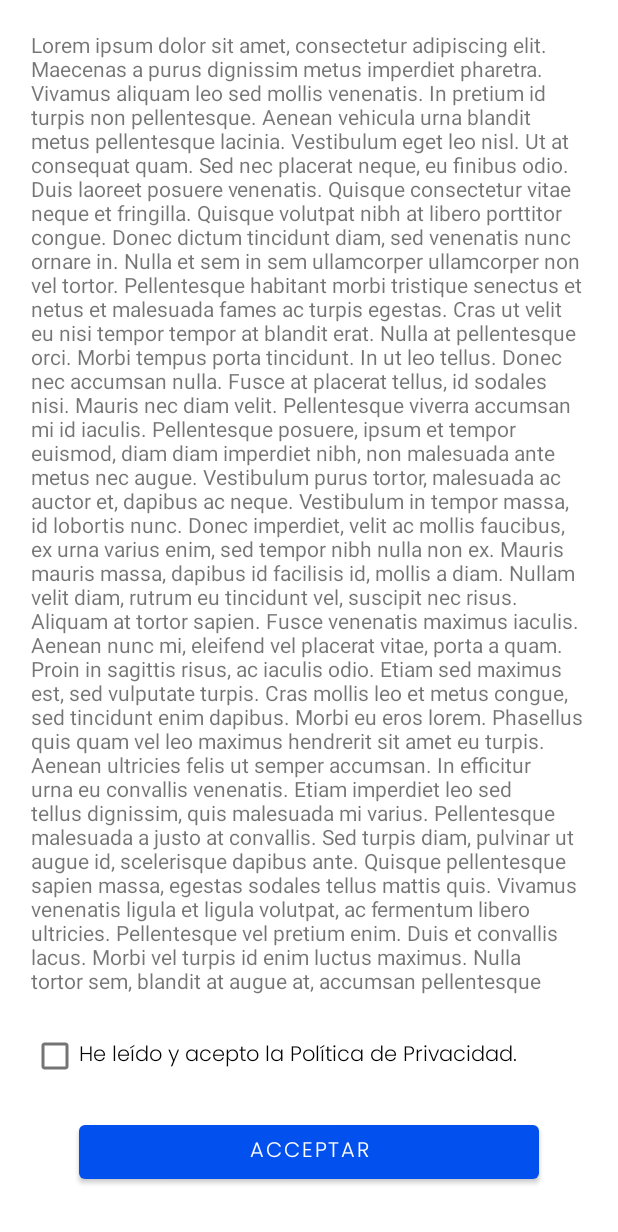
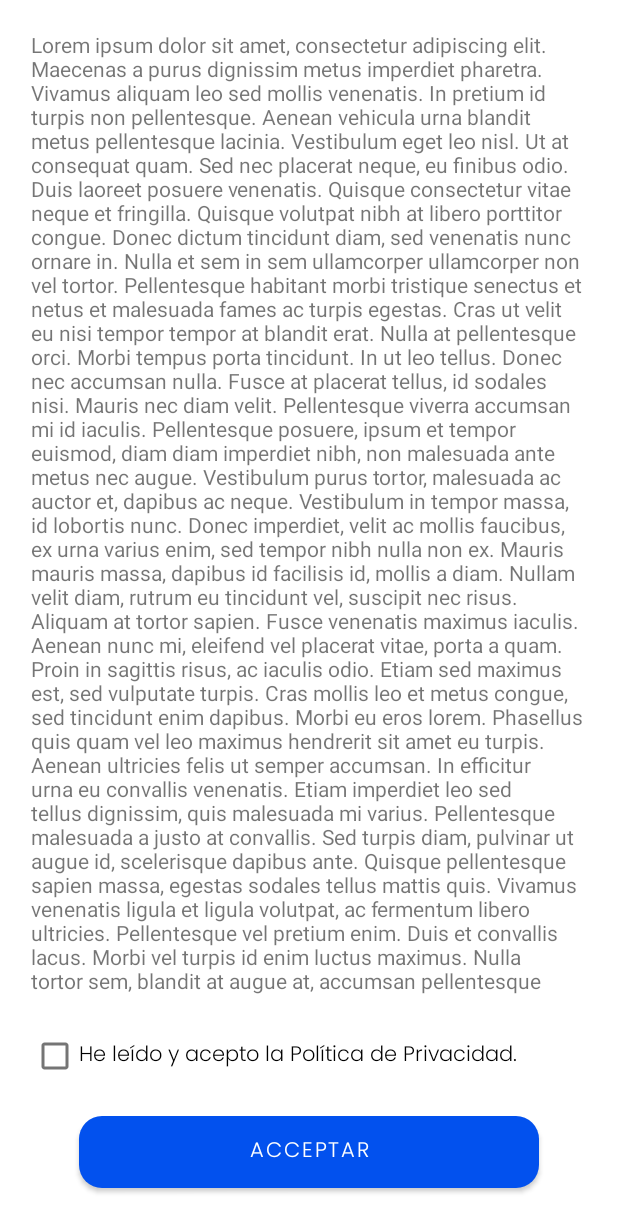
Before and after one commit to zurdo93/ProjecteFinal, an Android app: the screen it shows after launch (PoliticaActivity), on a phone screen of 412 x 824 dp. Shown: the top 1232 px of the screen. Run offline under Robolectric (Android 15) with nearby library versions, the phone set to English and light mode, and no system bars.

Commit message:
Botó rodó i correció faltes ortografia

```diff
--- /dev/null
+++ b/RestaSearch/app/src/main/res/drawable/rounded_buttons.xml
@@ -0,0 +1,9 @@
+<?xml version="1.0" encoding="utf-8"?>
+<selector xmlns:android="http://schemas.android.com/apk/res/android">
+    <item>
+        <shape xmlns:android="http://schemas.android.com/apk/res/android" android:shape="rectangle">
+            <solid android:color="@android:color/darker_gray" />
+            <corners android:radius="15dp" />
+        </shape>
+    </item>
+</selector>
--- a/RestaSearch/app/src/main/res/layout/activity_politica.xml
+++ b/RestaSearch/app/src/main/res/layout/activity_politica.xml
@@ -23,6 +23,7 @@
             android:layout_marginStart="32dp"
             android:layout_marginEnd="32dp"
             android:layout_marginBottom="32dp"
+            android:background="@drawable/rounded_buttons"
             android:fontFamily="@font/poppins_light"
             android:text="@string/button_accept_policy"
             app:layout_constraintBottom_toBottomOf="parent"
--- a/RestaSearch/app/src/main/res/values/strings.xml
+++ b/RestaSearch/app/src/main/res/values/strings.xml
@@ -14,7 +14,16 @@
     <string name="menu_preferits">Preferits</string>
     <string name="menu_historial">Historial</string>
     <string name="menu_idioma">Idioma</string>
-    <string name="menu_privacitat_us">Privacitat i condicinos d\'ús</string>
+    <string name="menu_privacitat_us">Privacitat i condicions d\'ús</string>
+
+    <!--Preu
+    price_level — The price level of the place, on a scale of 0 to 4. The exact amount indicated by a specific value will vary from region to region. Price levels are interpreted as follows:
+    0 — Free
+    1 — Inexpensive
+    2 — Moderate
+    3 — Expensive
+    4 — Very Expensive -->
+
 
     <!-- Política privacitat i condicions d'ús -->
     <string name="privacitat_us_catala">POLÍTICA DE PRIVACITAT
```
